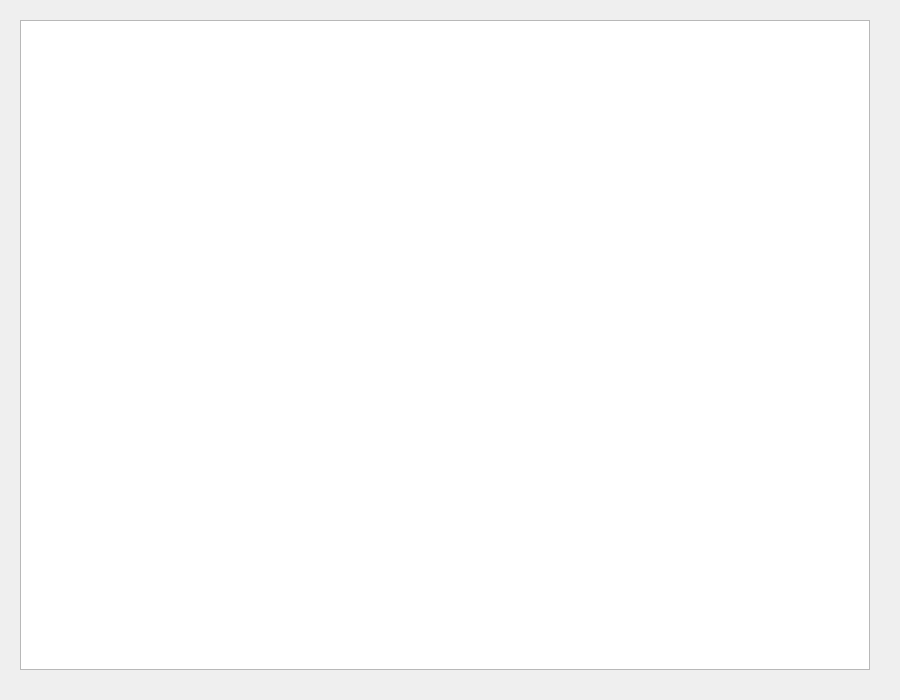
The window that forms/MainWidget.ui (pr1kol2005/box-with-molecules) describes before a commit, drawn with Qt 5.
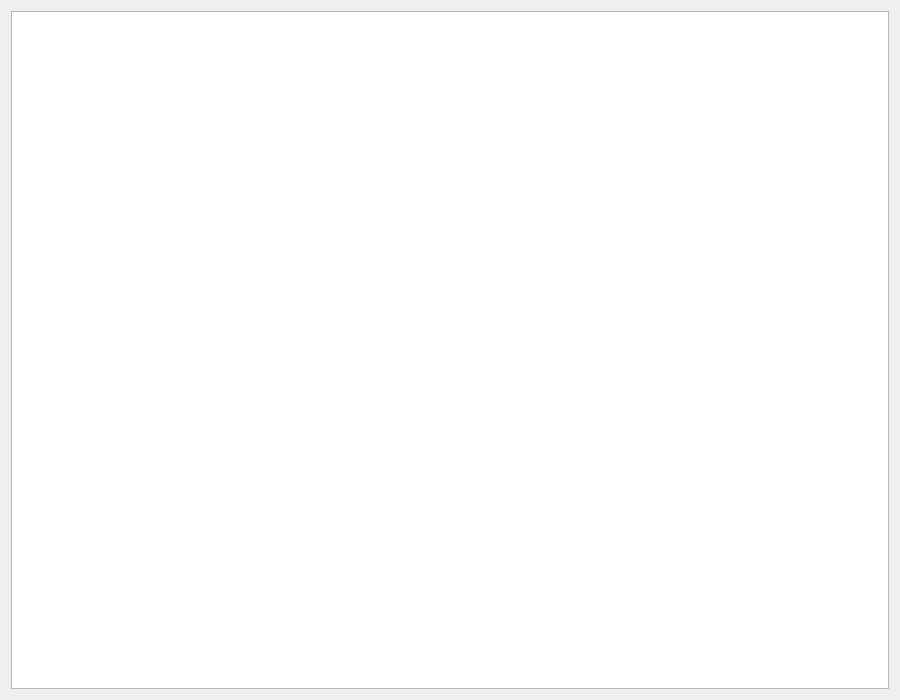
The same window after the commit.

Commit message: changed main window tensile response behavior

```diff
--- a/forms/MainWidget.ui
+++ b/forms/MainWidget.ui
@@ -13,16 +13,11 @@
   <property name="windowTitle">
    <string>MainWidget</string>
   </property>
-  <widget class="QGraphicsView" name="graphicsView">
-   <property name="geometry">
-    <rect>
-     <x>20</x>
-     <y>20</y>
-     <width>850</width>
-     <height>650</height>
-    </rect>
-   </property>
-  </widget>
+  <layout class="QGridLayout" name="gridLayout">
+   <item row="0" column="0">
+    <widget class="QGraphicsView" name="graphicsView"/>
+   </item>
+  </layout>
  </widget>
  <resources/>
  <connections/>
```
Left out of the diff: 1 changed line with no effect on the pictures.
